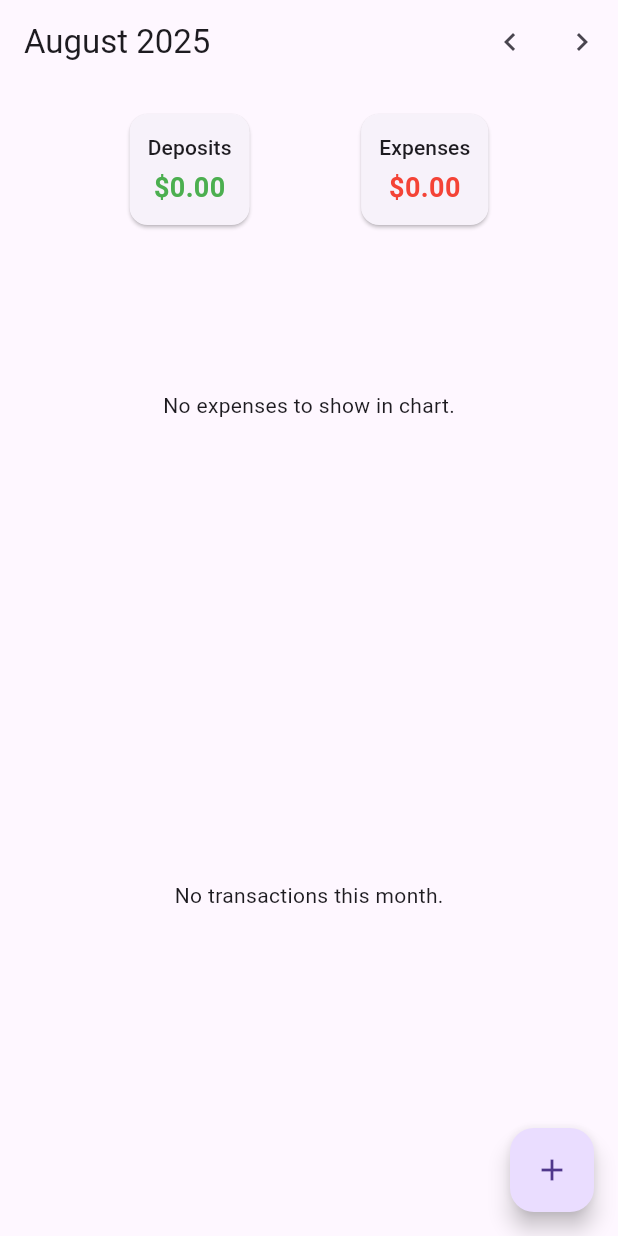
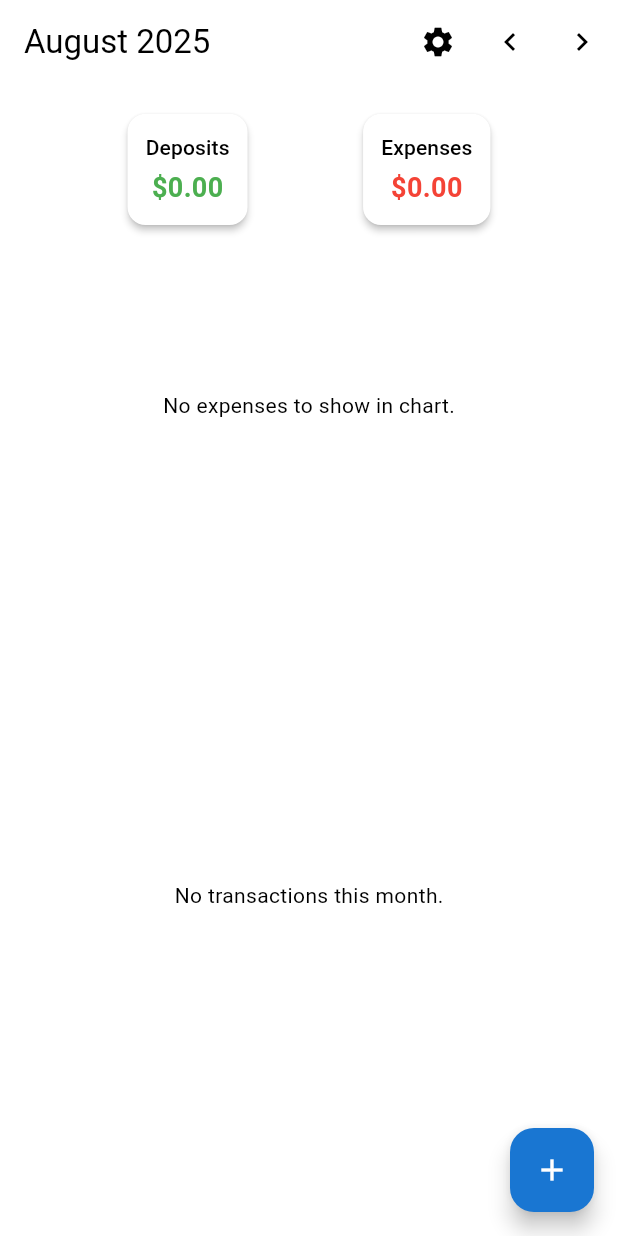
Before and after one commit to lucagaetani/money-up-down, a Flutter app: the screen it shows after launch, after a tap on the "chevron left" icon, on a phone screen of 412 x 824 dp. Run offline on Flutter 3.47's test engine with Material 3 defaults, Android fonts, the phone set to English and light mode, and no system bars; our stand-ins replace drift, fl_chart, shared_preferences; accounts and stored records are empty; generated files the repository leaves out were written again.

Commit message:
insert themes

```diff
--- a/lib/components/home_screen.dart
+++ b/lib/components/home_screen.dart
@@ -3,10 +3,13 @@ import 'package:intl/intl.dart';
 import 'package:provider/provider.dart';
 import '../database/database.dart';
 import '../providers/app_provider.dart';
+import '../screens/screens_screen.dart';
 import '../widgets/pie_chart_widget.dart';
 import '../widgets/transaction_list.dart';
 
 class HomeScreen extends StatelessWidget {
+  const HomeScreen({super.key});
+
   @override
   Widget build(BuildContext context) {
     final provider = Provider.of<AppProvider>(context);
@@ -15,6 +18,14 @@ class HomeScreen extends StatelessWidget {
       appBar: AppBar(
         title: Text(DateFormat.yMMMM().format(provider.selectedMonth)),
         actions: [
+          IconButton(
+            icon: Icon(Icons.settings),
+            onPressed: () {
+              Navigator.of(context).push(
+                MaterialPageRoute(builder: (context) => SettingsScreen()),
+              );
+            },
+          ),
           IconButton(
             icon: Icon(Icons.chevron_left),
             onPressed: () {
@@ -92,7 +103,7 @@ class StatCard extends StatelessWidget {
   final double amount;
   final Color color;
 
-  const StatCard({Key? key, required this.title, required this.amount, required this.color}) : super(key: key);
+  const StatCard({super.key, required this.title, required this.amount, required this.color});
 
   @override
   Widget build(BuildContext context) {
--- a/lib/main.dart
+++ b/lib/main.dart
@@ -1,5 +1,6 @@
 import 'package:flutter/material.dart';
 import 'package:money_up_down/providers/app_provider.dart';
+import 'package:money_up_down/theme/themes.dart';
 import 'package:provider/provider.dart';
 
 import 'components/home_screen.dart';
@@ -17,13 +18,18 @@ class MyApp extends StatelessWidget {
     final db = AppDatabase();
     return ChangeNotifierProvider(
       create: (context) => AppProvider(db: db),
-      child: MaterialApp(
-        title: 'Money Up Down',
-        theme: ThemeData(
-          primarySwatch: Colors.blue,
-          useMaterial3: true,
-        ),
-        home: HomeScreen(),
+      child: Consumer<AppProvider>( // Use a Consumer to listen for theme changes
+        builder: (context, appProvider, child) {
+          return MaterialApp(
+            title: 'Expense Tracker',
+            // Use the theme data from our theme file
+            theme: lightTheme,
+            darkTheme: darkTheme,
+            // Control which theme is active based on the provider's state
+            themeMode: appProvider.isDarkMode ? ThemeMode.dark : ThemeMode.light,
+            home: HomeScreen(),
+          );
+        },
       ),
     );
   }
--- a/lib/providers/app_provider.dart
+++ b/lib/providers/app_provider.dart
@@ -1,35 +1,55 @@
 import 'package:flutter/material.dart';
+import 'package:shared_preferences/shared_preferences.dart';
 
-import '../database/database.dart';
+import '../database/database.dart'; // Import this
 
 class AppProvider extends ChangeNotifier {
   final AppDatabase db;
   DateTime selectedMonth = DateTime.now();
   Stream<List<TransactionItem>>? _transactionStream;
 
-  AppProvider({required this.db});
+  // --- Theme State ---
+  bool _isDarkMode = false;
+  bool get isDarkMode => _isDarkMode;
+
+  AppProvider({required this.db}) {
+    _loadTheme(); // Load saved theme preference on startup
+  }
+
+  // Method to load theme preference from shared_preferences
+  Future<void> _loadTheme() async {
+    final prefs = await SharedPreferences.getInstance();
+    _isDarkMode = prefs.getBool('isDarkMode') ?? false; // Default to light mode
+    notifyListeners();
+  }
+
+  // Method to toggle theme and save the preference
+  Future<void> toggleTheme() async {
+    _isDarkMode = !_isDarkMode;
+    final prefs = await SharedPreferences.getInstance();
+    await prefs.setBool('isDarkMode', _isDarkMode);
+    notifyListeners();
+  }
+  // --- End Theme State ---
 
   Stream<List<TransactionItem>> get transactionStream {
-    // Only create a new stream if the month has changed
     _transactionStream ??= db.watchTransactionsInMonth(selectedMonth);
     return _transactionStream!;
   }
 
   void changeMonth(DateTime newMonth) {
     selectedMonth = newMonth;
-    // Create a new stream for the new month
     _transactionStream = db.watchTransactionsInMonth(selectedMonth);
-    notifyListeners(); // Notify listeners to rebuild and get the new stream
+    notifyListeners();
   }
 
   Future<void> addTransaction(TransactionsCompanion entry) async {
     await db.insertTransaction(entry);
-    // The stream will automatically update the UI, no need to call notifyListeners() here.
   }
 
   Future<void> addCategory(CategoriesCompanion entry) async {
     await db.insertCategory(entry);
-    notifyListeners(); // Notify if you have a UI that lists categories
+    notifyListeners();
   }
 
   Future<List<Category>> getAllCategories() {
--- /dev/null
+++ b/lib/theme/themes.dart
@@ -0,0 +1,32 @@
+import 'package:flutter/material.dart';
+
+final ThemeData lightTheme = ThemeData(
+  brightness: Brightness.light,
+  primarySwatch: Colors.blue,
+  colorScheme: ColorScheme.light(
+    primary: Colors.blue.shade700,
+    secondary: Colors.blueAccent,
+    surface: Colors.white,
+  ),
+  cardTheme: CardThemeData(
+    elevation: 2,
+    margin: const EdgeInsets.symmetric(horizontal: 8.0, vertical: 4.0),
+  ),
+  useMaterial3: true,
+);
+
+
+final ThemeData darkTheme = ThemeData(
+  brightness: Brightness.dark,
+  primarySwatch: Colors.indigo,
+  colorScheme: ColorScheme.dark(
+    primary: Colors.indigo.shade400,
+    secondary: Colors.indigoAccent,
+    surface: const Color(0xFF1E1E1E),
+  ),
+  cardTheme: CardThemeData(
+    elevation: 2,
+    margin: const EdgeInsets.symmetric(horizontal: 8.0, vertical: 4.0),
+  ),
+  useMaterial3: true,
+);
--- a/pubspec.yaml
+++ b/pubspec.yaml
@@ -17,6 +17,7 @@ dependencies:
   path: ^1.8.3
   fl_chart: ^0.65.0
   intl: ^0.18.1
+  shared_preferences: ^2.2.2
 
 dev_dependencies:
   flutter_test:
```
Also changed, not shown: lib/screens/screens_screen.dart (added, +37 -0 lines), lib/theme/theme.dart (deleted, +0 -22 lines), pubspec.lock.
